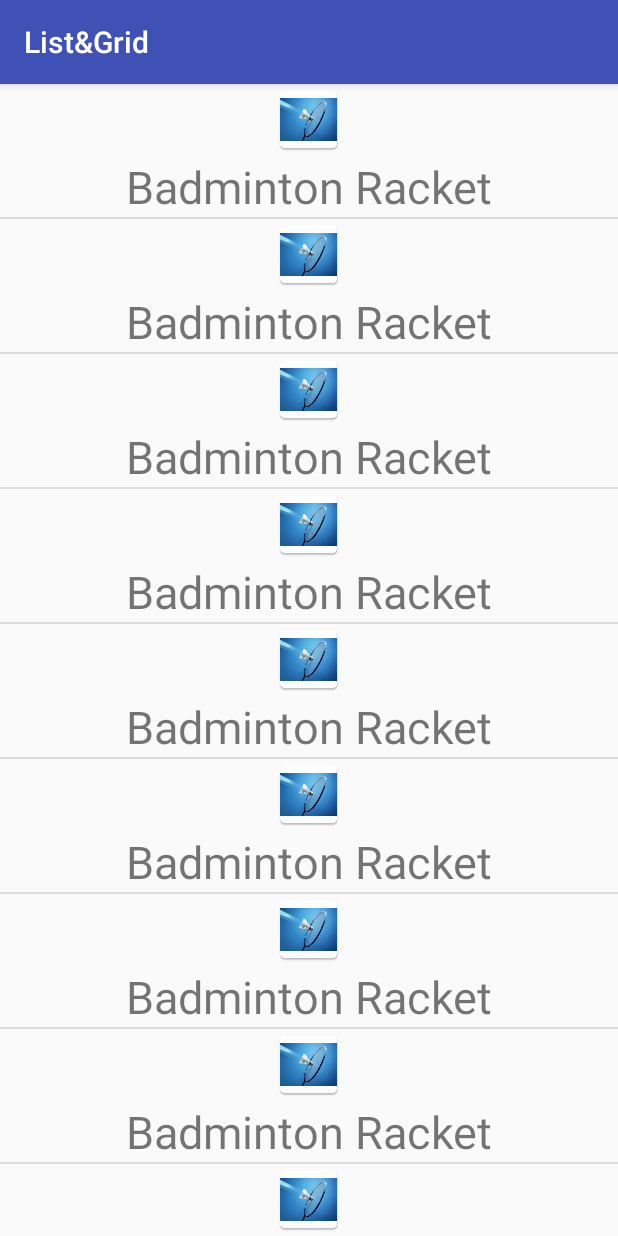
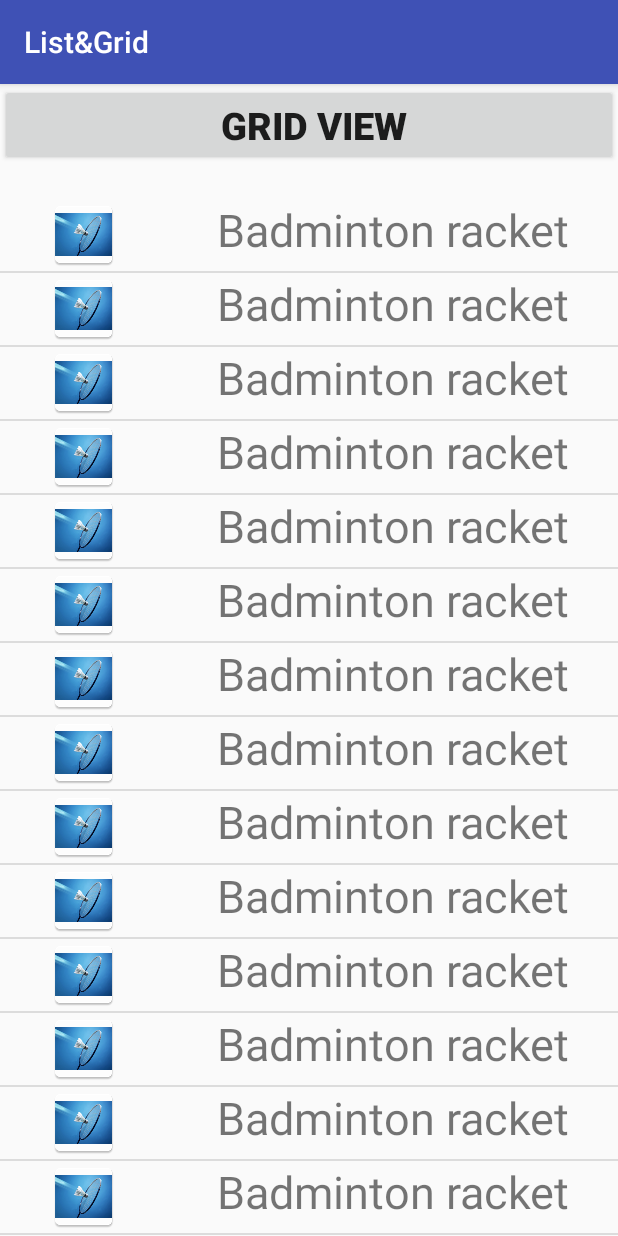
Before and after one commit to manaykhan456/Demo-Applications, an Android app: the screen it shows after launch (MainActivity), on a phone screen of 412 x 824 dp. Run offline under Robolectric (Android 15) with nearby library versions, the phone set to English and light mode, and no system bars.

Commit message:
grid view created

```diff
--- a/List&Grid/app/src/main/AndroidManifest.xml
+++ b/List&Grid/app/src/main/AndroidManifest.xml
@@ -15,6 +15,7 @@
                 <category android:name="android.intent.category.LAUNCHER" />
             </intent-filter>
         </activity>
+        <activity android:name=".GridActivity"/>
     </application>
 
 </manifest>
--- a/List&Grid/app/src/main/java/manay/adapter/CustomArrayAdapter.java
+++ b/List&Grid/app/src/main/java/manay/adapter/CustomArrayAdapter.java
@@ -28,13 +28,13 @@ public class CustomArrayAdapter extends ArrayAdapter<String> {
 
     @Override
     public View getView(int position, View convertView, ViewGroup parent) {
-        View columnView = myActivity.getLayoutInflater().inflate(R.layout.list_column, null, false);
+        View rowView = myActivity.getLayoutInflater().inflate(R.layout.list_column, null, false);
 
-        ImageView imageItem = (ImageView) columnView.findViewById(R.id.image_item);
-        TextView textItem = (TextView) columnView.findViewById(R.id.text_item);
+        ImageView imageItem = (ImageView) rowView.findViewById(R.id.image_item);
+        TextView textItem = (TextView) rowView.findViewById(R.id.text_item);
 
         imageItem.setImageResource(R.mipmap.racket);
-        textItem.setText("Badminton Racket");
-        return columnView;
+        textItem.setText(item.get(position));
+        return rowView;
     }
 }
--- a/List&Grid/app/src/main/java/manay/listgrid/MainActivity.java
+++ b/List&Grid/app/src/main/java/manay/listgrid/MainActivity.java
@@ -1,7 +1,10 @@
 package manay.listgrid;
 
+import android.content.Intent;
 import android.support.v7.app.AppCompatActivity;
 import android.os.Bundle;
+import android.view.View;
+import android.widget.Button;
 import android.widget.ListView;
 
 import java.util.ArrayList;
@@ -23,9 +26,20 @@ public class MainActivity extends AppCompatActivity {
         setContentView(R.layout.activity_main);
 
         listItems= (ListView) findViewById(R.id.listView);
+        Button gridView= (Button) findViewById(R.id.grid_button);
 
         init();
         listItems.setAdapter(adapter);
+
+        gridView.setOnClickListener(new View.OnClickListener() {
+            @Override
+            public void onClick(View v) {
+                Intent gridIntent= new Intent(MainActivity.this , GridActivity.class);
+                startActivity(gridIntent);
+                finish();
+
+            }
+        });
 
     }
 
@@ -81,6 +95,8 @@ public class MainActivity extends AppCompatActivity {
         pictures.add(R.mipmap.racket);
         array.add ("Badminton racket");
 
-        Utils.snackBarNotification(getApplicationContext(), findViewById(R.id.main_layout), "Array Populated", false);
+
+
+       // Utils.snackBarNotification(getApplicationContext(), findViewById(R.id.main_layout), "Array Populated", false);
     }
 }
--- a/List&Grid/app/src/main/res/layout/activity_main.xml
+++ b/List&Grid/app/src/main/res/layout/activity_main.xml
@@ -3,12 +3,28 @@
     android:layout_width="match_parent"
     android:orientation="vertical"
     android:id="@+id/main_layout"
+    android:weightSum="10"
     xmlns:android="http://schemas.android.com/apk/res/android" >
+
+    <LinearLayout
+        android:layout_width="match_parent"
+        android:layout_height="0dp"
+        android:layout_weight="1">
+
+        <Button
+            android:id="@+id/grid_button"
+            android:layout_width="match_parent"
+            android:layout_height="wrap_content"
+            android:textSize="25dp"
+            android:textStyle="bold"
+            android:text=" Grid View" />
+    </LinearLayout>
 
     <ListView
         android:layout_width="match_parent"
-        android:layout_height="wrap_content"
-        android:id="@+id/listView">
+        android:layout_height="0dp"
+        android:id="@+id/listView"
+        android:layout_weight="9">
 
     </ListView>
 
--- a/List&Grid/app/src/main/res/layout/list_column.xml
+++ b/List&Grid/app/src/main/res/layout/list_column.xml
@@ -1,22 +1,26 @@
 <?xml version="1.0" encoding="utf-8"?>
 <LinearLayout xmlns:android="http://schemas.android.com/apk/res/android"
-    android:orientation="vertical"
+    android:orientation="horizontal"
     android:layout_width="match_parent"
-    android:layout_height="match_parent">
+    android:layout_height="match_parent"
+    android:weightSum="10">
 
     <ImageView
         android:layout_width="wrap_content"
         android:layout_height="wrap_content"
         android:id="@+id/image_item"
         android:src="@mipmap/racket"
-        android:layout_gravity="center"/>
+        android:layout_weight="5"
+        />
 
     <TextView
-        android:layout_width="match_parent"
+        android:layout_width="wrap_content"
         android:text="show"
         android:layout_height="wrap_content"
         android:id="@+id/text_item"
         android:gravity="center"
-        android:textSize="30sp"/>
+        android:textSize="30sp"
+        android:layout_weight="5"/>
+
 
 </LinearLayout>
```
Also changed, not shown: List&Grid/app/src/main/java/manay/adapter/CustomAdapter.java (added, +82 -0 lines), List&Grid/app/src/main/java/manay/listgrid/GridActivity.java (added, +57 -0 lines), List&Grid/app/src/main/res/layout/gird_view.xml (added, +30 -0 lines), List&Grid/app/src/main/res/layout/list_grid.xml (added, +27 -0 lines), List&Grid/app/src/main/racket-web.png (deleted).
